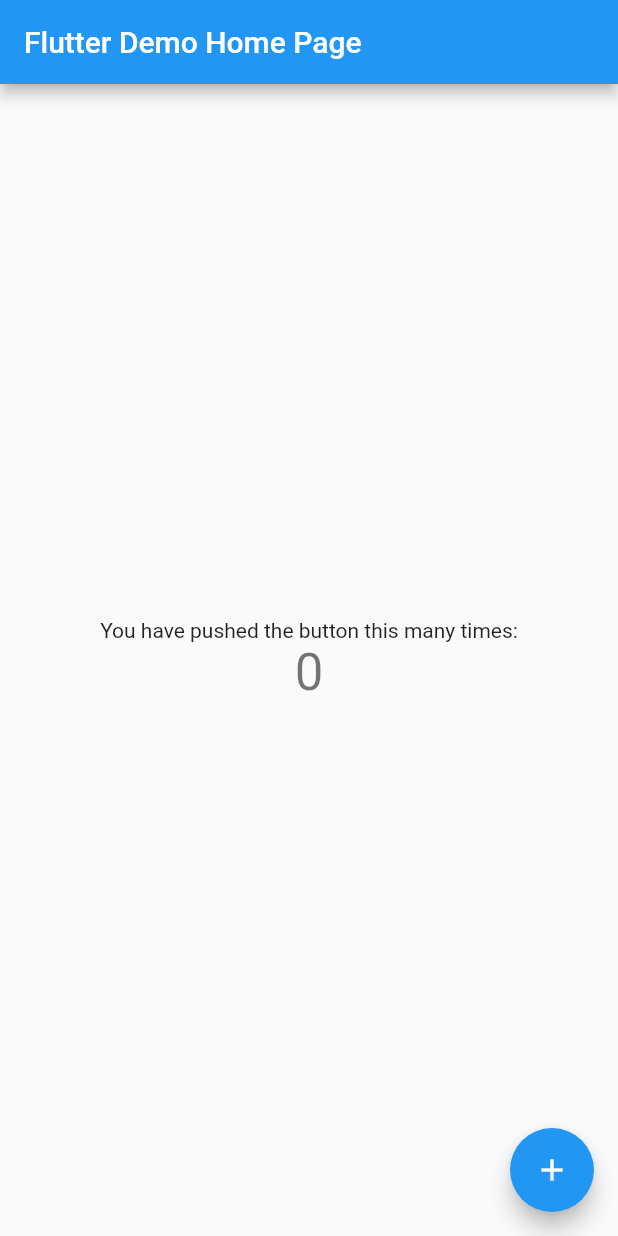
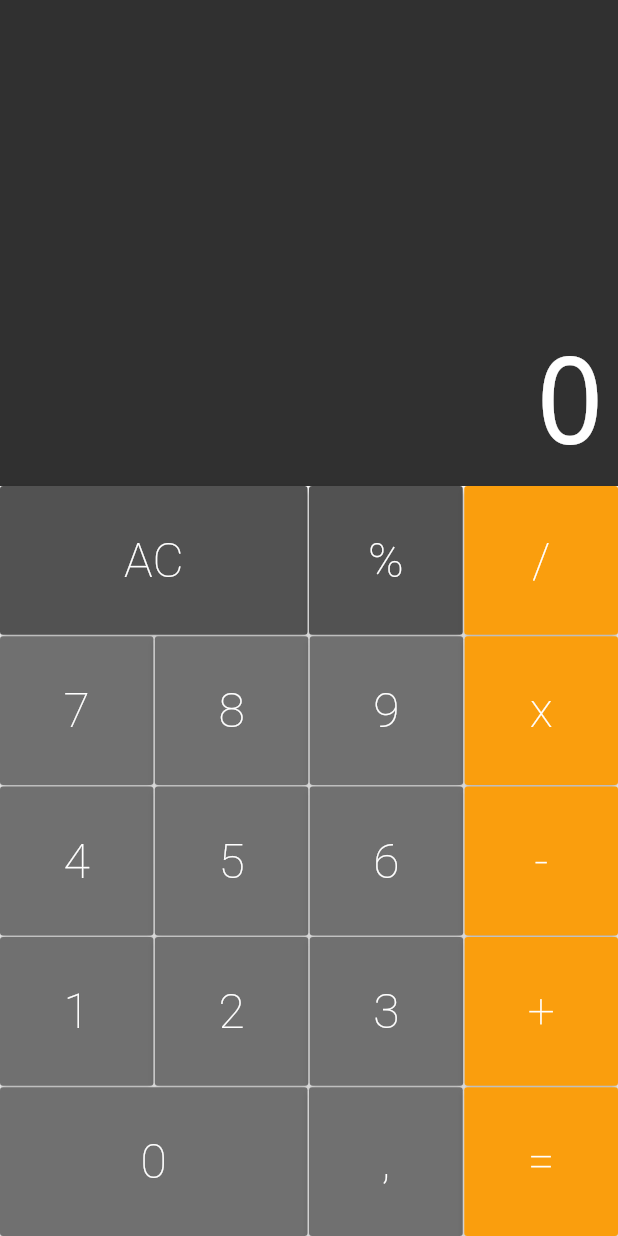
Before and after one commit to brunoeas/calculadora-flutter, a Flutter app: the screen it shows after launch, on a phone screen of 412 x 824 dp. Run offline on Flutter 3.47's test engine with Material 2 defaults, Android fonts, the phone set to English and light mode, and no system bars; drawn by our look-alikes of auto_size_text; our stand-ins replace math_expressions.

Commit message:
Base do app

```diff
--- /dev/null
+++ b/calculadora/lib/components/button.dart
@@ -0,0 +1,57 @@
+import 'package:flutter/material.dart';
+
+class Button extends StatelessWidget {
+  static const DARK = Color.fromRGBO(82, 82, 82, 1);
+  static const DEFAULT = Color.fromRGBO(112, 112, 112, 1);
+  static const OPERATION = Color.fromRGBO(250, 158, 13, 1);
+
+  final String text;
+  final String callbackValue;
+  final bool big;
+  final Color color;
+  final void Function(String) cb;
+
+  Button({
+    @required this.text,
+    @required this.cb,
+    this.callbackValue,
+    this.big = false,
+    this.color = DEFAULT,
+  });
+  Button.big({
+    @required this.text,
+    @required this.cb,
+    this.callbackValue,
+    this.big = true,
+    this.color = DEFAULT,
+  });
+  Button.operation({
+    @required this.text,
+    @required this.cb,
+    this.callbackValue,
+    this.big = false,
+    this.color = OPERATION,
+  });
+
+  @override
+  Widget build(BuildContext context) {
+    return Expanded(
+      flex: big ? 2 : 1,
+      child: RaisedButton(
+        color: this.color,
+        child: Text(
+          text,
+          style: TextStyle(
+            color: Colors.white,
+            fontSize: 32,
+            fontWeight: FontWeight.w200,
+          ),
+        ),
+        onPressed: () => this.cb(
+            this.callbackValue != null && this.callbackValue != ''
+                ? this.callbackValue
+                : this.text),
+      ),
+    );
+  }
+}
--- /dev/null
+++ b/calculadora/lib/components/button_row.dart
@@ -0,0 +1,29 @@
+import 'package:calculadora/components/button.dart';
+import 'package:flutter/material.dart';
+
+class ButtonRow extends StatelessWidget {
+  final List<Button> buttons;
+
+  ButtonRow(this.buttons);
+
+  @override
+  Widget build(BuildContext context) {
+    return Expanded(
+      flex: 1,
+      child: Row(
+        crossAxisAlignment: CrossAxisAlignment.stretch,
+        children: buttons.fold(<Widget>[], (list, button) {
+          if (list.isEmpty) {
+            list.add(button);
+          } else {
+            list.addAll([
+              SizedBox(width: 1),
+              button,
+            ]);
+          }
+          return list;
+        }),
+      ),
+    );
+  }
+}
--- /dev/null
+++ b/calculadora/lib/components/display.dart
@@ -0,0 +1,40 @@
+import 'package:flutter/material.dart';
+import 'package:auto_size_text/auto_size_text.dart';
+
+class Display extends StatelessWidget {
+  final String text;
+
+  Display(this.text);
+
+  @override
+  Widget build(BuildContext context) {
+    return Expanded(
+      flex: 1,
+      child: Container(
+        color: Color.fromRGBO(48, 48, 48, 1),
+        child: Column(
+          crossAxisAlignment: CrossAxisAlignment.stretch,
+          mainAxisAlignment: MainAxisAlignment.end,
+          children: [
+            Padding(
+              padding: const EdgeInsets.all(8.0),
+              child: AutoSizeText(
+                text,
+                minFontSize: 20,
+                maxFontSize: 80,
+                maxLines: 1,
+                textAlign: TextAlign.end,
+                style: TextStyle(
+                  fontWeight: FontWeight.w100,
+                  decoration: TextDecoration.none,
+                  fontSize: 80,
+                  color: Colors.white,
+                ),
+              ),
+            ),
+          ],
+        ),
+      ),
+    );
+  }
+}
--- /dev/null
+++ b/calculadora/lib/components/keyboard.dart
@@ -0,0 +1,110 @@
+import 'package:calculadora/components/button.dart';
+import 'package:calculadora/components/button_row.dart';
+import 'package:calculadora/models/memory.dart';
+import 'package:flutter/material.dart';
+
+class Keyboard extends StatelessWidget {
+  final void Function(String) cb;
+
+  Keyboard(this.cb);
+
+  @override
+  Widget build(BuildContext context) {
+    return Container(
+      height: 500,
+      child: Column(
+        children: [
+          ButtonRow([
+            Button.big(
+              text: Memoria.AC,
+              color: Button.DARK,
+              cb: this.cb,
+            ),
+            Button(
+              text: Memoria.PERCENT,
+              color: Button.DARK,
+              cb: this.cb,
+            ),
+            Button.operation(
+              text: Memoria.DIVISION,
+              cb: this.cb,
+            ),
+          ]),
+          SizedBox(height: 1),
+          ButtonRow([
+            Button(
+              text: Memoria.SEVEN,
+              cb: this.cb,
+            ),
+            Button(
+              text: Memoria.EIGHT,
+              cb: this.cb,
+            ),
+            Button(
+              text: Memoria.NINE,
+              cb: this.cb,
+            ),
+            Button.operation(
+              text: Memoria.MULTIPLICATION,
+              callbackValue: '*',
+              cb: this.cb,
+            ),
+          ]),
+          SizedBox(height: 1),
+          ButtonRow([
+            Button(
+              text: Memoria.FOUR,
+              cb: this.cb,
+            ),
+            Button(
+              text: Memoria.FIVE,
+              cb: this.cb,
+            ),
+            Button(
+              text: Memoria.SIX,
+              cb: this.cb,
+            ),
+            Button.operation(
+              text: Memoria.MINUS,
+              cb: this.cb,
+            ),
+          ]),
+          SizedBox(height: 1),
+          ButtonRow([
+            Button(
+              text: Memoria.ONE,
+              cb: this.cb,
+            ),
+            Button(
+              text: Memoria.TWO,
+              cb: this.cb,
+            ),
+            Button(
+              text: Memoria.THREE,
+              cb: this.cb,
+            ),
+            Button.operation(
+              text: Memoria.PLUS,
+              cb: this.cb,
+            ),
+          ]),
+          SizedBox(height: 1),
+          ButtonRow([
+            Button.big(
+              text: Memoria.ZERO,
+              cb: this.cb,
+            ),
+            Button(
+              text: Memoria.DECIMAL_SEPARATOR,
+              cb: this.cb,
+            ),
+            Button.operation(
+              text: Memoria.EQUAL,
+              cb: this.cb,
+            ),
+          ]),
+        ],
+      ),
+    );
+  }
+}
--- a/calculadora/lib/main.dart
+++ b/calculadora/lib/main.dart
@@ -1,117 +1,6 @@
 import 'package:flutter/material.dart';
+import 'screens/calculadora.dart';
 
 void main() {
-  runApp(MyApp());
+  runApp(Calculadora());
 }
-
-class MyApp extends StatelessWidget {
-  // This widget is the root of your application.
-  @override
-  Widget build(BuildContext context) {
-    return MaterialApp(
-      title: 'Flutter Demo',
-      theme: ThemeData(
-        // This is the theme of your application.
-        //
-        // Try running your application with "flutter run". You'll see the
-        // application has a blue toolbar. Then, without quitting the app, try
-        // changing the primarySwatch below to Colors.green and then invoke
-        // "hot reload" (press "r" in the console where you ran "flutter run",
-        // or simply save your changes to "hot reload" in a Flutter IDE).
-        // Notice that the counter didn't reset back to zero; the application
-        // is not restarted.
-        primarySwatch: Colors.blue,
-        // This makes the visual density adapt to the platform that you run
-        // the app on. For desktop platforms, the controls will be smaller and
-        // closer together (more dense) than on mobile platforms.
-        visualDensity: VisualDensity.adaptivePlatformDensity,
-      ),
-      home: MyHomePage(title: 'Flutter Demo Home Page'),
-    );
-  }
-}
-
-class MyHomePage extends StatefulWidget {
-  MyHomePage({Key key, this.title}) : super(key: key);
-
-  // This widget is the home page of your application. It is stateful, meaning
-  // that it has a State object (defined below) that contains fields that affect
-  // how it looks.
-
-  // This class is the configuration for the state. It holds the values (in this
-  // case the title) provided by the parent (in this case the App widget) and
-  // used by the build method of the State. Fields in a Widget subclass are
-  // always marked "final".
-
-  final String title;
-
-  @override
-  _MyHomePageState createState() => _MyHomePageState();
-}
-
-class _MyHomePageState extends State<MyHomePage> {
-  int _counter = 0;
-
-  void _incrementCounter() {
-    setState(() {
-      // This call to setState tells the Flutter framework that something has
-      // changed in this State, which causes it to rerun the build method below
-      // so that the display can reflect the updated values. If we changed
-      // _counter without calling setState(), then the build method would not be
-      // called again, and so nothing would appear to happen.
-      _counter++;
-    });
-  }
-
-  @override
-  Widget build(BuildContext context) {
-    // This method is rerun every time setState is called, for instance as done
-    // by the _incrementCounter method above.
-    //
-    // The Flutter framework has been optimized to make rerunning build methods
-    // fast, so that you can just rebuild anything that needs updating rather
-    // than having to individually change instances of widgets.
-    return Scaffold(
-      appBar: AppBar(
-        // Here we take the value from the MyHomePage object that was created by
-        // the App.build method, and use it to set our appbar title.
-        title: Text(widget.title),
-      ),
-      body: Center(
-        // Center is a layout widget. It takes a single child and positions it
-        // in the middle of the parent.
-        child: Column(
-          // Column is also a layout widget. It takes a list of children and
-          // arranges them vertically. By default, it sizes itself to fit its
-          // children horizontally, and tries to be as tall as its parent.
-          //
-          // Invoke "debug painting" (press "p" in the console, choose the
-          // "Toggle Debug Paint" action from the Flutter Inspector in Android
-          // Studio, or the "Toggle Debug Paint" command in Visual Studio Code)
-          // to see the wireframe for each widget.
-          //
-          // Column has various properties to control how it sizes itself and
-          // how it positions its children. Here we use mainAxisAlignment to
-          // center the children vertically; the main axis here is the vertical
-          // axis because Columns are vertical (the cross axis would be
-          // horizontal).
-          mainAxisAlignment: MainAxisAlignment.center,
-          children: <Widget>[
-            Text(
-              'You have pushed the button this many times:',
-            ),
-            Text(
-              '$_counter',
-              style: Theme.of(context).textTheme.headline4,
-            ),
-          ],
-        ),
-      ),
-      floatingActionButton: FloatingActionButton(
-        onPressed: _incrementCounter,
-        tooltip: 'Increment',
-        child: Icon(Icons.add),
-      ), // This trailing comma makes auto-formatting nicer for build methods.
-    );
-  }
-}
--- /dev/null
+++ b/calculadora/lib/models/memory.dart
@@ -0,0 +1,144 @@
+import 'package:math_expressions/math_expressions.dart';
+
+class Memoria {
+  static const String AC = 'AC';
+  static const String PERCENT = '%';
+  static const String DIVISION = '/';
+  static const String MULTIPLICATION = 'x';
+  static const String MINUS = '-';
+  static const String PLUS = '+';
+  static const String EQUAL = '=';
+  static const String DECIMAL_SEPARATOR = ',';
+  static const String ZERO = '0';
+  static const String ONE = '1';
+  static const String TWO = '2';
+  static const String THREE = '3';
+  static const String FOUR = '4';
+  static const String FIVE = '5';
+  static const String SIX = '6';
+  static const String SEVEN = '7';
+  static const String EIGHT = '8';
+  static const String NINE = '9';
+
+  final Parser _parser = Parser();
+
+  String _valueToShow = '0';
+  String _operation;
+  double _value1 = 0;
+  double _value2 = 0;
+
+  void applyCommand(final String command) {
+    if (command == AC) {
+      _clearAllState();
+      _logState();
+      return;
+    }
+
+    if (command == PERCENT && _valueToShow != ZERO) {
+      if (_operation == null) {
+        _value1 = _value1 / 100;
+        _valueToShow = _value1.toString();
+      } else {
+        _value2 = (_value2 / 100) * _value1;
+        _valueToShow = _value2.toString();
+      }
+      return;
+    }
+
+    if (command == EQUAL && (_value1 != 0 && _value2 != 0)) {
+      final Expression exp =
+          _parser.parse(_value1.toString() + _operation + _value2.toString());
+      _clearAllState();
+      _valueToShow = exp
+          .evaluate(EvaluationType.REAL, null)
+          .toString()
+          .replaceAll('.', ',');
+
+      final String decimals = _valueToShow.split(',')[1];
+      if (decimals == '0') {
+        _valueToShow = _valueToShow.split(',')[0];
+      }
+
+      _value1 = double.parse(_valueToShow.replaceAll(',', '.'));
+      _logState();
+      return;
+    }
+
+    if (command == DECIMAL_SEPARATOR &&
+        _valueToShow.contains(DECIMAL_SEPARATOR)) {
+      return;
+    }
+    if (command == DECIMAL_SEPARATOR) {
+      _valueToShow += command;
+      return;
+    }
+
+    if (_isOperation(command) && _value1 == null) {
+      _logState();
+      return;
+    }
+    if (_isOperation(command) && _value1 != null) {
+      _operation = command;
+      _clearDisplay();
+      _logState();
+      return;
+    }
+
+    if (_valueToShow == ZERO && command != ZERO) {
+      _valueToShow = '';
+    }
+    if (_valueToShow == '' && command == ZERO) {
+      _logState();
+      return;
+    }
+
+    if (_operation == null) {
+      if (_valueToShow.contains(DECIMAL_SEPARATOR)) {
+        _value1 = double.parse(_value1.toString() + command);
+      } else {
+        _value1 = double.parse(_value1.toString().split('.')[0] + command);
+      }
+
+      _valueToShow += command;
+    } else {
+      if (_valueToShow.contains(DECIMAL_SEPARATOR)) {
+        _value2 = double.parse(_value2.toString() + command);
+      } else {
+        _value2 = double.parse(_value2.toString().split('.')[0] + command);
+      }
+
+      _valueToShow += command;
+    }
+    _logState();
+  }
+
+  void _logState() {
+    print('operação: ' + (_operation != null ? _operation : 'null'));
+    print('Valor 1: ' + _value1.toString());
+    print('Valor 2: ' + _value2.toString());
+  }
+
+  bool _isOperation(final String command) {
+    try {
+      double.parse(command);
+      return false;
+    } catch (e) {
+      return true;
+    }
+  }
+
+  void _clearAllState() {
+    _valueToShow = '0';
+    _operation = null;
+    _value1 = 0;
+    _value2 = 0;
+  }
+
+  void _clearDisplay() {
+    _valueToShow = '0';
+  }
+
+  String get value {
+    return this._valueToShow;
+  }
+}
--- /dev/null
+++ b/calculadora/lib/screens/calculadora.dart
@@ -0,0 +1,36 @@
+import 'package:calculadora/components/keyboard.dart';
+import 'package:calculadora/models/memory.dart';
+import 'package:flutter/material.dart';
+import 'package:calculadora/components/display.dart';
+import 'package:flutter/services.dart';
+
+class Calculadora extends StatefulWidget {
+  @override
+  _CalculadoraState createState() => _CalculadoraState();
+}
+
+class _CalculadoraState extends State<Calculadora> {
+  final Memoria memoria = Memoria();
+
+  _onPressed(String command) {
+    setState(() {
+      memoria.applyCommand(command);
+    });
+  }
+
+  @override
+  Widget build(BuildContext context) {
+    SystemChrome.setPreferredOrientations([
+      DeviceOrientation.portraitUp,
+    ]);
+
+    return MaterialApp(
+      home: Column(
+        children: [
+          Display(memoria.value),
+          Keyboard(this._onPressed),
+        ],
+      ),
+    );
+  }
+}
--- a/calculadora/pubspec.yaml
+++ b/calculadora/pubspec.yaml
@@ -18,12 +18,13 @@ publish_to: 'none' # Remove this line if you wish to publish to pub.dev
 version: 1.0.0+1
 
 environment:
-  sdk: ">=2.7.0 <3.0.0"
+  sdk: '>=2.7.0 <3.0.0'
 
 dependencies:
   flutter:
     sdk: flutter
-
+  auto_size_text: 2.1.0
+  math_expressions: 2.0.1
 
   # The following adds the Cupertino Icons font to your application.
   # Use with the CupertinoIcons class for iOS style icons.
@@ -38,7 +39,6 @@ dev_dependencies:
 
 # The following section is specific to Flutter.
 flutter:
-
   # The following line ensures that the Material Icons font is
   # included with your application, so that you can use the icons in
   # the material Icons class.
```
Also changed, not shown: 2 other files.
